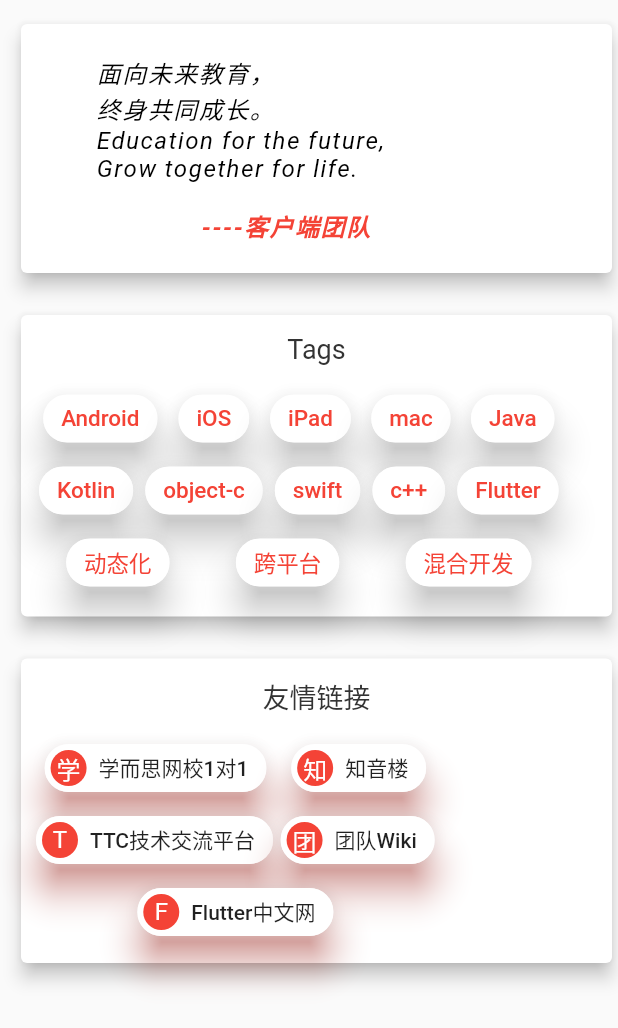
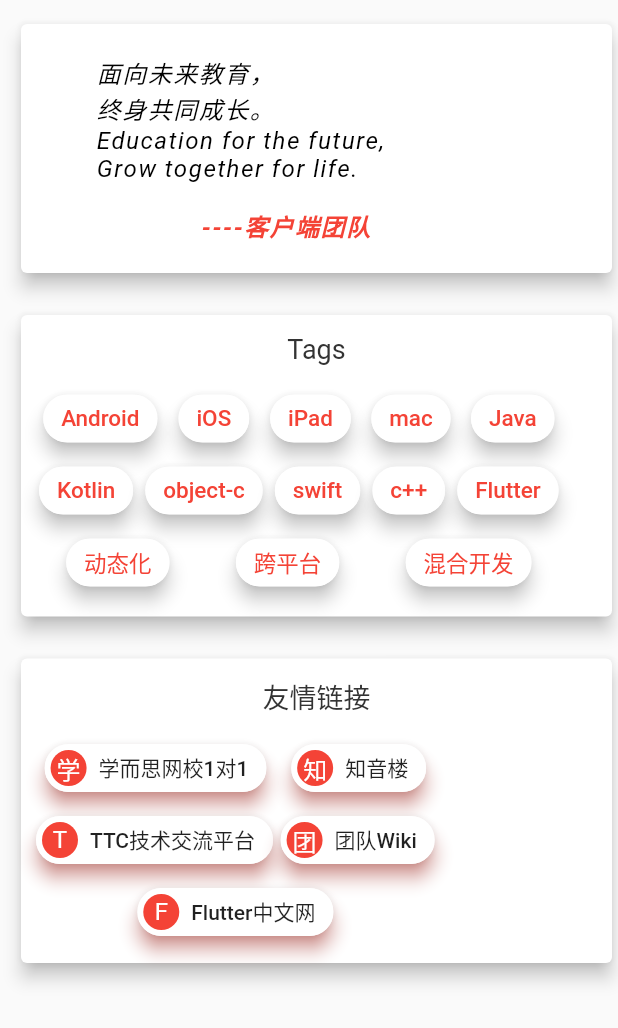
Before and after one commit to magicmadegithub/xes1v1_mobile_webapp, a Flutter app: the ArticleRightWidget widget shown alone on an empty page, opened directly, on a phone screen of 412 x 824 dp. Shown: the top 1028 px of the screen. Run offline on Flutter 3.47's test engine with Material 2 defaults, Android fonts, the phone set to English and light mode, and no system bars; our stand-ins replace cached_network_image, dio, flutter_swiper, responsive_builder; network calls fail.

Commit message:
优化显示

```diff
--- a/lib/module/article/article_right_widget.dart
+++ b/lib/module/article/article_right_widget.dart
@@ -131,7 +131,7 @@ class ArticleRightWidget extends StatelessWidget {
           style: TextStyles.articleContent.copyWith(color: Colors.red),
         ),
         backgroundColor: Colors.white,
-        elevation: 10,
+        elevation: 5,
       ));
     }
     return tags;
@@ -159,7 +159,7 @@ class ArticleRightWidget extends StatelessWidget {
               ),
             ),
             label: Text(key),
-            elevation: 10,
+            elevation: 5,
             backgroundColor: Colors.white,
             shadowColor: Colors.red,
             onPressed: () {
```
